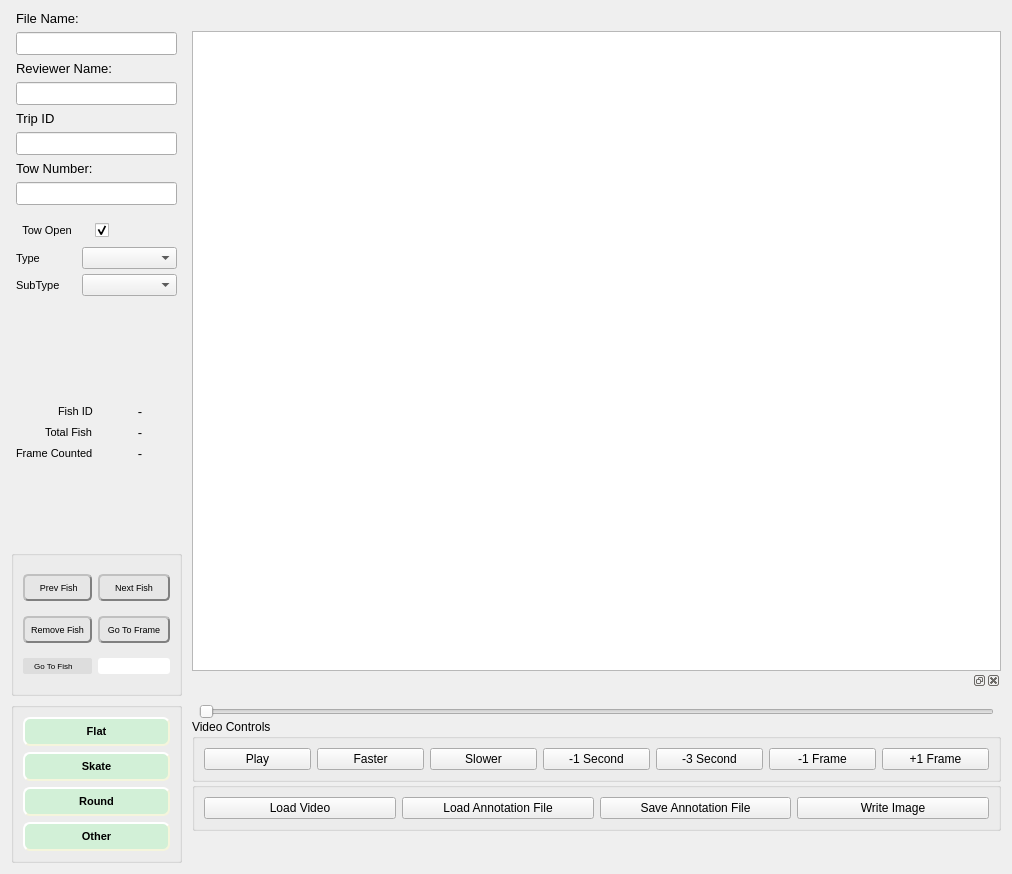
First picture: the form in src/video_annotator/mainwindow.ui, repository cvisionai/Tator-Native, before the edit.
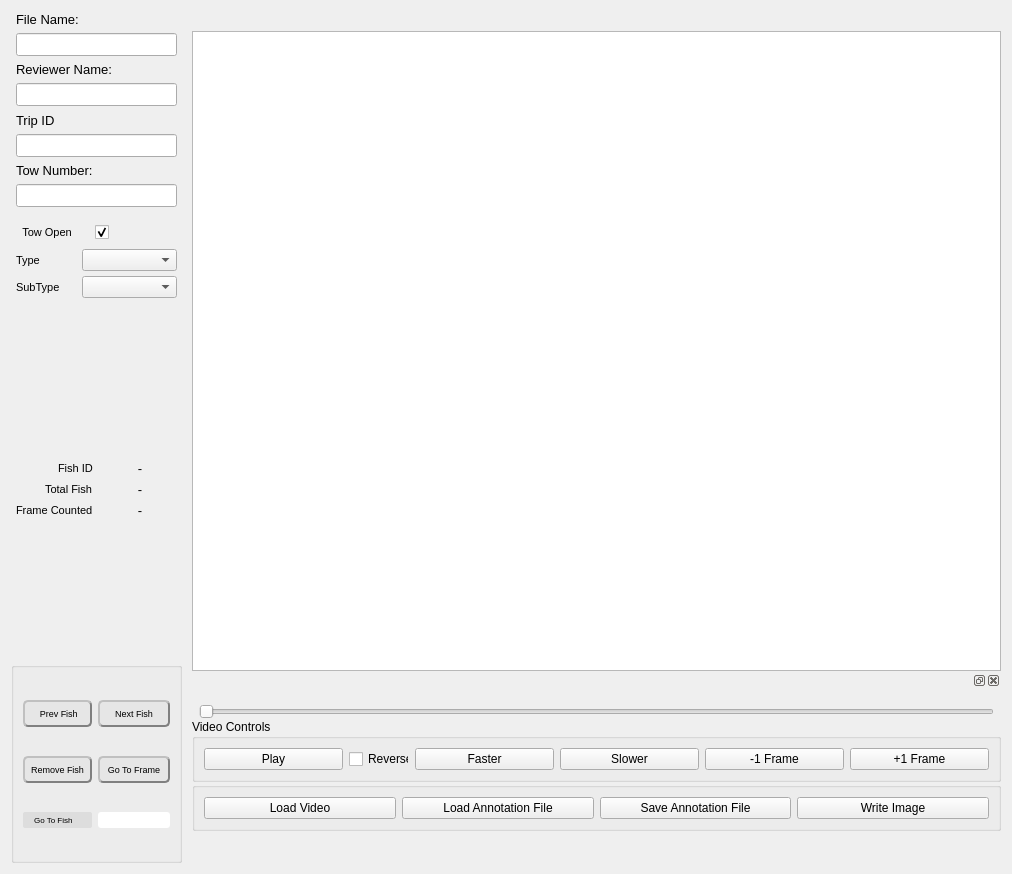
Second picture: the form after the edit.

Commit message: Get rid of species buttons and step backwards buttons, add reverse checkbox

What changed in the file:
```diff
--- a/src/video_annotator/mainwindow.ui
+++ b/src/video_annotator/mainwindow.ui
@@ -23,7 +23,7 @@
       <number>0</number>
      </property>
      <item>
-      <layout class="QVBoxLayout" name="verticalLayout_4" stretch="0,0,0,0,0,0,0">
+      <layout class="QVBoxLayout" name="sideBarLayout" stretch="0,0,0,0,0,0">
        <property name="spacing">
         <number>6</number>
        </property>
@@ -737,230 +737,6 @@
          </layout>
         </widget>
        </item>
-       <item>
-        <widget class="QGroupBox" name="groupBox">
-         <property name="title">
-          <string/>
-         </property>
-         <layout class="QVBoxLayout" name="verticalLayout_6">
-          <item>
-           <widget class="QPushButton" name="addFlat">
-            <property name="sizePolicy">
-             <sizepolicy hsizetype="Minimum" vsizetype="Minimum">
-              <horstretch>0</horstretch>
-              <verstretch>0</verstretch>
-             </sizepolicy>
-            </property>
-            <property name="minimumSize">
-             <size>
-              <width>146</width>
-              <height>0</height>
-             </size>
-            </property>
-            <property name="font">
-             <font>
-              <pointsize>8</pointsize>
-              <weight>75</weight>
-              <bold>true</bold>
-             </font>
-            </property>
-            <property name="focusPolicy">
-             <enum>Qt::NoFocus</enum>
-            </property>
-            <property name="styleSheet">
-             <string notr="true">QPushButton#addFlat {
-background-color: rgb(210, 240, 215);
-border-style: outset;
-border-width: 2px;
-border-radius: 7px;
-border-color: beige;
-min-width: 10em;
-padding: 6px;
-}
-
-QPushButton#addFlat:pressed {
-    background-color: rgb(224, 0, 0);
-	border-style: inset;
-	border-width: 2px;
-	border-radius: 7px;
-	border-color: beige;
-	min-width: 10em;
-	padding: 6px;
-}</string>
-            </property>
-            <property name="text">
-             <string>Flat</string>
-            </property>
-           </widget>
-          </item>
-          <item>
-           <widget class="QPushButton" name="addSkate">
-            <property name="sizePolicy">
-             <sizepolicy hsizetype="Minimum" vsizetype="Minimum">
-              <horstretch>0</horstretch>
-              <verstretch>0</verstretch>
-             </sizepolicy>
-            </property>
-            <property name="minimumSize">
-             <size>
-              <width>146</width>
-              <height>0</height>
-             </size>
-            </property>
-            <property name="font">
-             <font>
-              <pointsize>8</pointsize>
-              <weight>75</weight>
-              <bold>true</bold>
-             </font>
-            </property>
-            <property name="focusPolicy">
-             <enum>Qt::NoFocus</enum>
-            </property>
-            <property name="styleSheet">
-             <string notr="true">QPushButton#addSkate {
-background-color: rgb(210,240,215);
-border-style: outset;
-border-width: 2px;
-border-radius: 7px;
-border-color: beige;
-min-width: 10em;
-padding: 6px;
-}
-
-QPushButton#addSkate:pressed {
-    background-color: rgb(224, 0, 0);
-	border-style: inset;
-	border-width: 2px;
-	border-radius: 7px;
-	border-color: beige;
-	min-width: 10em;
-	padding: 6px;
-}</string>
-            </property>
-            <property name="text">
-             <string>Skate</string>
-            </property>
-           </widget>
-          </item>
-          <item>
-           <widget class="QPushButton" name="addRound">
-            <property name="enabled">
-             <bool>true</bool>
-            </property>
-            <property name="sizePolicy">
-             <sizepolicy hsizetype="Minimum" vsizetype="Minimum">
-              <horstretch>0</horstretch>
-              <verstretch>0</verstretch>
-             </sizepolicy>
-            </property>
-            <property name="minimumSize">
-             <size>
-              <width>146</width>
-              <height>0</height>
-             </size>
-            </property>
-            <property name="baseSize">
-             <size>
-              <width>0</width>
-              <height>0</height>
-             </size>
-            </property>
-            <property name="font">
-             <font>
-              <pointsize>8</pointsize>
-              <weight>75</weight>
-              <bold>true</bold>
-             </font>
-            </property>
-            <property name="focusPolicy">
-             <enum>Qt::NoFocus</enum>
-            </property>
-            <property name="autoFillBackground">
-             <bool>false</bool>
-            </property>
-            <property name="styleSheet">
-             <string notr="true">QPushButton#addRound {
-background-color: rgb(210,240,215);
-border-style: outset;
-border-width: 2px;
-border-radius: 7px;
-border-color: beige;
-min-width: 10em;
-padding: 6px;
-}
-
-QPushButton#addRound:pressed {
-    background-color: rgb(224, 0, 0);
-	border-style: inset;
-	border-width: 2px;
-	border-radius: 7px;
-	border-color: beige;
-	min-width: 10em;
-	padding: 6px;
-}</string>
-            </property>
-            <property name="text">
-             <string>Round</string>
-            </property>
-            <property name="iconSize">
-             <size>
-              <width>16</width>
-              <height>16</height>
-             </size>
-            </property>
-           </widget>
-          </item>
-          <item>
-           <widget class="QPushButton" name="addOther">
-            <property name="sizePolicy">
-             <sizepolicy hsizetype="Minimum" vsizetype="Minimum">
-              <horstretch>0</horstretch>
-              <verstretch>0</verstretch>
-             </sizepolicy>
-            </property>
-            <property name="minimumSize">
-             <size>
-              <width>146</width>
-              <height>0</height>
-             </size>
-            </property>
-            <property name="font">
-             <font>
-              <pointsize>8</pointsize>
-              <weight>75</weight>
-              <bold>true</bold>
-             </font>
-            </property>
-            <property name="styleSheet">
-             <string notr="true">QPushButton#addOther {
-background-color: rgb(210,240,215);
-border-style: outset;
-border-width: 2px;
-border-radius: 7px;
-border-color: beige;
-min-width: 10em;
-padding: 6px;
-}
-
-QPushButton#addOther:pressed {
-    background-color: rgb(224, 0, 0);
-	border-style: inset;
-	border-width: 2px;
-	border-radius: 7px;
-	border-color: beige;
-	min-width: 10em;
-	padding: 6px;
-}</string>
-            </property>
-            <property name="text">
-             <string>Other</string>
-            </property>
-           </widget>
-          </item>
-         </layout>
-        </widget>
-       </item>
        <item>
         <layout class="QVBoxLayout" name="navigatorLayout">
          <property name="spacing">
@@ -1108,6 +884,19 @@
                   </property>
                  </widget>
                 </item>
+                <item>
+                 <widget class="QCheckBox" name="checkBox">
+                  <property name="maximumSize">
+                   <size>
+                    <width>60</width>
+                    <height>16777215</height>
+                   </size>
+                  </property>
+                  <property name="text">
+                   <string>Reverse</string>
+                  </property>
+                 </widget>
+                </item>
                 <item>
                  <widget class="QPushButton" name="SpeedUp">
                   <property name="enabled">
@@ -1161,20 +950,6 @@
                   </property>
                  </widget>
                 </item>
-                <item>
-                 <widget class="QPushButton" name="minusOneSecond">
-                  <property name="text">
-                   <string>-1 Second</string>
-                  </property>
-                 </widget>
-                </item>
-                <item>
-                 <widget class="QPushButton" name="minusThreeSecond">
-                  <property name="text">
-                   <string>-3 Second</string>
-                  </property>
-                 </widget>
-                </item>
                 <item>
                  <widget class="QPushButton" name="minusOneFrame">
                   <property name="focusPolicy">
```
